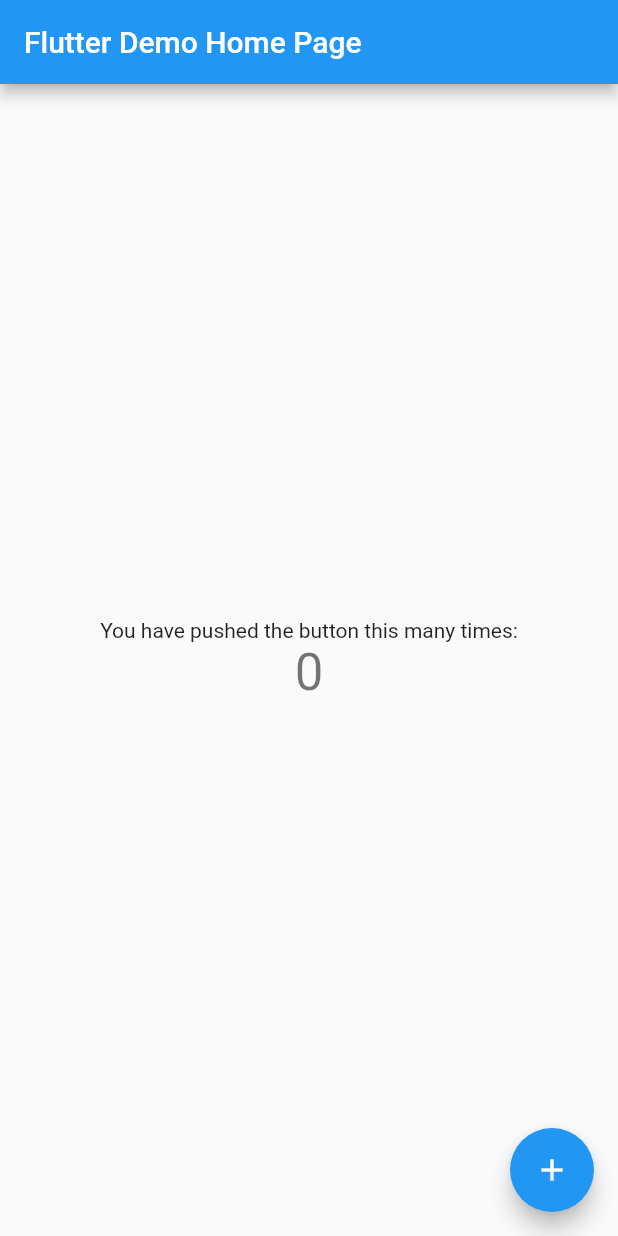
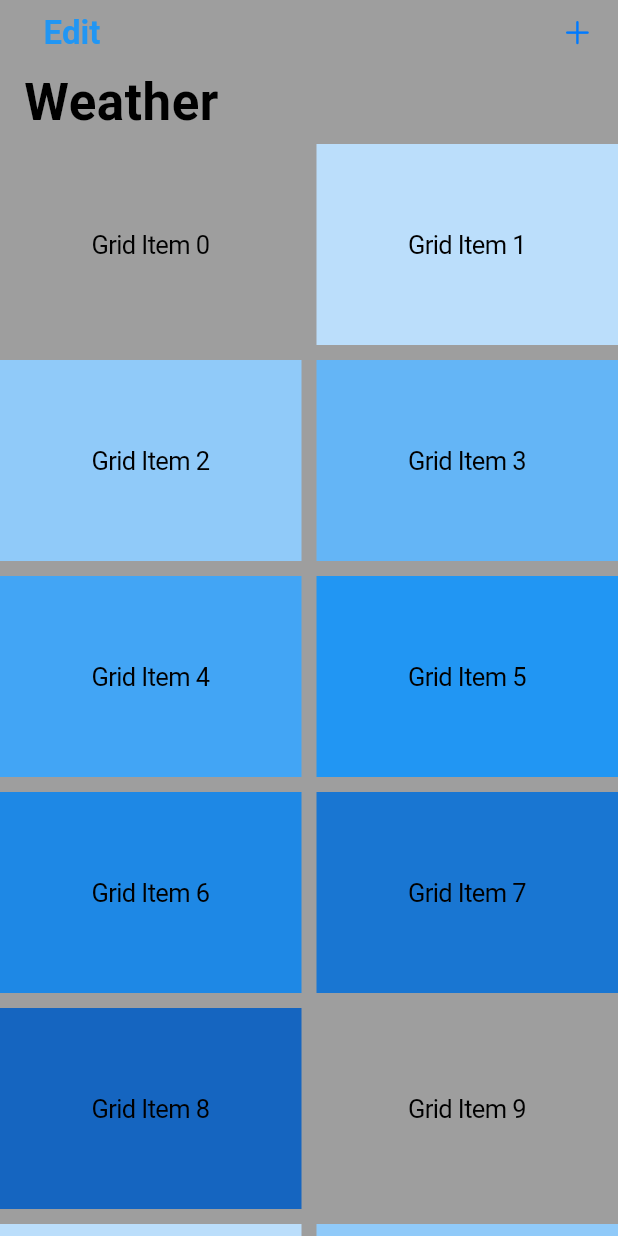
Before and after one commit to nguynduyanh169/weather_app, a Flutter app: the screen it shows after launch, on a phone screen of 412 x 824 dp. Run offline on Flutter 3.47's test engine with Material 2 defaults, Android fonts, the phone set to English and light mode, and no system bars.

Commit message:
add home

```diff
--- a/lib/main.dart
+++ b/lib/main.dart
@@ -1,4 +1,6 @@
+import 'package:flutter/cupertino.dart';
 import 'package:flutter/material.dart';
+import 'package:weather_app/src/route.dart';
 
 void main() {
   runApp(const MyApp());
@@ -10,106 +12,11 @@ class MyApp extends StatelessWidget {
   // This widget is the root of your application.
   @override
   Widget build(BuildContext context) {
-    return MaterialApp(
+    return CupertinoApp(
+      debugShowCheckedModeBanner: false,
       title: 'Flutter Demo',
-      theme: ThemeData(
-        // This is the theme of your application.
-        //
-        // Try running your application with "flutter run". You'll see the
-        // application has a blue toolbar. Then, without quitting the app, try
-        // changing the primarySwatch below to Colors.green and then invoke
-        // "hot reload" (press "r" in the console where you ran "flutter run",
-        // or simply save your changes to "hot reload" in a Flutter IDE).
-        // Notice that the counter didn't reset back to zero; the application
-        // is not restarted.
-        primarySwatch: Colors.blue,
-      ),
-      home: const MyHomePage(title: 'Flutter Demo Home Page'),
+      theme: const CupertinoThemeData(brightness: Brightness.light),
+      routes: routes,
     );
   }
 }
-
-class MyHomePage extends StatefulWidget {
-  const MyHomePage({Key? key, required this.title}) : super(key: key);
-
-  // This widget is the home page of your application. It is stateful, meaning
-  // that it has a State object (defined below) that contains fields that affect
-  // how it looks.
-
-  // This class is the configuration for the state. It holds the values (in this
-  // case the title) provided by the parent (in this case the App widget) and
-  // used by the build method of the State. Fields in a Widget subclass are
-  // always marked "final".
-
-  final String title;
-
-  @override
-  State<MyHomePage> createState() => _MyHomePageState();
-}
-
-class _MyHomePageState extends State<MyHomePage> {
-  int _counter = 0;
-
-  void _incrementCounter() {
-    setState(() {
-      // This call to setState tells the Flutter framework that something has
-      // changed in this State, which causes it to rerun the build method below
-      // so that the display can reflect the updated values. If we changed
-      // _counter without calling setState(), then the build method would not be
-      // called again, and so nothing would appear to happen.
-      _counter++;
-    });
-  }
-
-  @override
-  Widget build(BuildContext context) {
-    // This method is rerun every time setState is called, for instance as done
-    // by the _incrementCounter method above.
-    //
-    // The Flutter framework has been optimized to make rerunning build methods
-    // fast, so that you can just rebuild anything that needs updating rather
-    // than having to individually change instances of widgets.
-    return Scaffold(
-      appBar: AppBar(
-        // Here we take the value from the MyHomePage object that was created by
-        // the App.build method, and use it to set our appbar title.
-        title: Text(widget.title),
-      ),
-      body: Center(
-        // Center is a layout widget. It takes a single child and positions it
-        // in the middle of the parent.
-        child: Column(
-          // Column is also a layout widget. It takes a list of children and
-          // arranges them vertically. By default, it sizes itself to fit its
-          // children horizontally, and tries to be as tall as its parent.
-          //
-          // Invoke "debug painting" (press "p" in the console, choose the
-          // "Toggle Debug Paint" action from the Flutter Inspector in Android
-          // Studio, or the "Toggle Debug Paint" command in Visual Studio Code)
-          // to see the wireframe for each widget.
-          //
-          // Column has various properties to control how it sizes itself and
-          // how it positions its children. Here we use mainAxisAlignment to
-          // center the children vertically; the main axis here is the vertical
-          // axis because Columns are vertical (the cross axis would be
-          // horizontal).
-          mainAxisAlignment: MainAxisAlignment.center,
-          children: <Widget>[
-            const Text(
-              'You have pushed the button this many times:',
-            ),
-            Text(
-              '$_counter',
-              style: Theme.of(context).textTheme.headline4,
-            ),
-          ],
-        ),
-      ),
-      floatingActionButton: FloatingActionButton(
-        onPressed: _incrementCounter,
-        tooltip: 'Increment',
-        child: const Icon(Icons.add),
-      ), // This trailing comma makes auto-formatting nicer for build methods.
-    );
-  }
-}
--- /dev/null
+++ b/lib/src/configs/constants.dart
@@ -0,0 +1,5 @@
+class RouteName {
+  static const HOME_SCREEN = "/";
+  static const ADD_CITY_SCREEN = "/addCity";
+  static const WEATHER_DETAILS_SCREEN = "/weatherDetails";
+}
--- /dev/null
+++ b/lib/src/route.dart
@@ -0,0 +1,13 @@
+
+
+import 'package:flutter/material.dart';
+import 'package:weather_app/src/configs/constants.dart';
+import 'package:weather_app/src/screens/add_city_screen.dart';
+import 'package:weather_app/src/screens/home_screen.dart';
+import 'package:weather_app/src/screens/weather_details_screen.dart';
+
+final routes = {
+  RouteName.HOME_SCREEN: (BuildContext context) => const HomeScreen(),
+  RouteName.ADD_CITY_SCREEN: (BuildContext context) => const AddCityScreen(),
+  RouteName.WEATHER_DETAILS_SCREEN: (BuildContext context) => const WeatherDetailsScreen(),
+};
--- /dev/null
+++ b/lib/src/screens/home_screen.dart
@@ -0,0 +1,59 @@
+import 'package:flutter/cupertino.dart';
+import 'package:flutter/material.dart';
+
+class HomeScreen extends StatelessWidget {
+  const HomeScreen({Key? key}) : super(key: key);
+
+  @override
+  Widget build(BuildContext context) {
+    return CupertinoPageScaffold(
+      backgroundColor: Colors.grey,
+        child: CustomScrollView(
+      slivers: <Widget>[
+        CupertinoSliverNavigationBar(
+          leading: Material(
+            color: Colors.transparent,
+            child: TextButton(
+              style: ButtonStyle(foregroundColor: MaterialStateProperty.all(Colors.blue)),
+                onPressed: () {
+                  print('edit');
+                },
+                child: const Text(
+                  "Edit",
+                  textAlign: TextAlign.left,
+                  style: TextStyle(fontWeight: FontWeight.w600, fontSize: 22),
+                )),
+          ),
+          largeTitle: const Text('Weather'),
+          trailing: Material(
+            color: Colors.transparent,
+            child: InkWell(
+              child: const Icon(CupertinoIcons.add, size: 22,),
+              onTap: () {
+                print('ok');
+              },
+            ),
+          ),
+        ),
+        SliverGrid(
+          gridDelegate: const SliverGridDelegateWithMaxCrossAxisExtent(
+            maxCrossAxisExtent: 200.0,
+            mainAxisSpacing: 10.0,
+            crossAxisSpacing: 10.0,
+            childAspectRatio: 3 / 2,
+          ),
+          delegate: SliverChildBuilderDelegate(
+            (BuildContext context, int index) {
+              return Container(
+                alignment: Alignment.center,
+                color: Colors.blue[100 * (index % 9)],
+                child: Text('Grid Item $index'),
+              );
+            },
+            childCount: 20,
+          ),
+        )
+      ],
+    ));
+  }
+}
```
Also changed, not shown: lib/src/screens/add_city_screen.dart (added, +15 -0 lines), lib/src/screens/weather_details_screen.dart (added, +25 -0 lines), lib/src/widgets/city_item.dart (added, +12 -0 lines).
